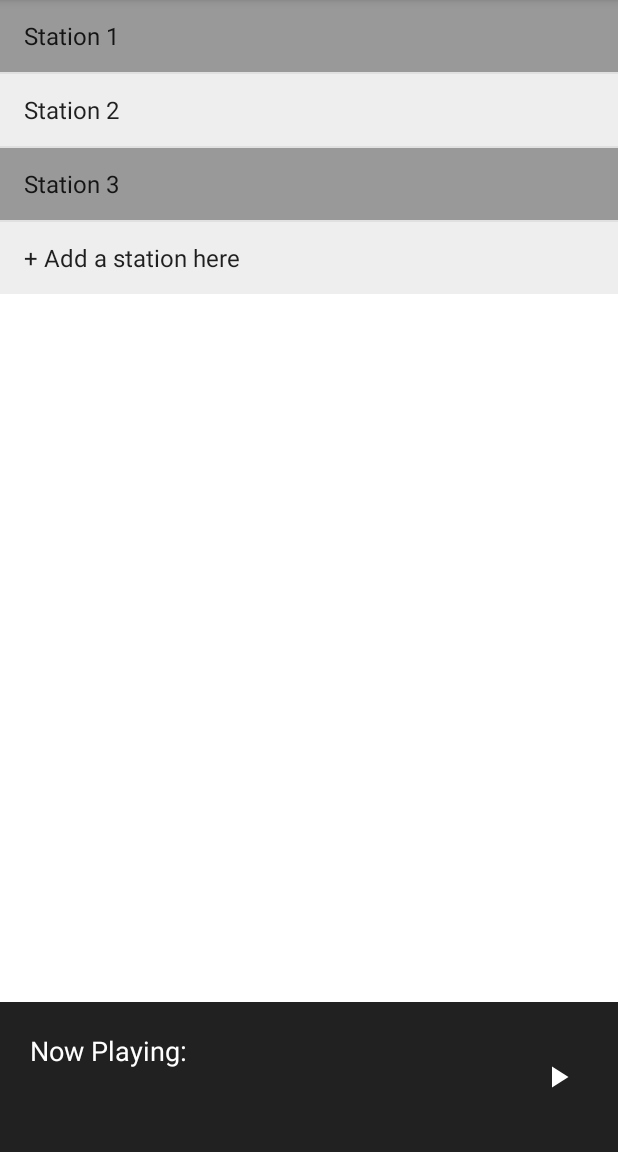
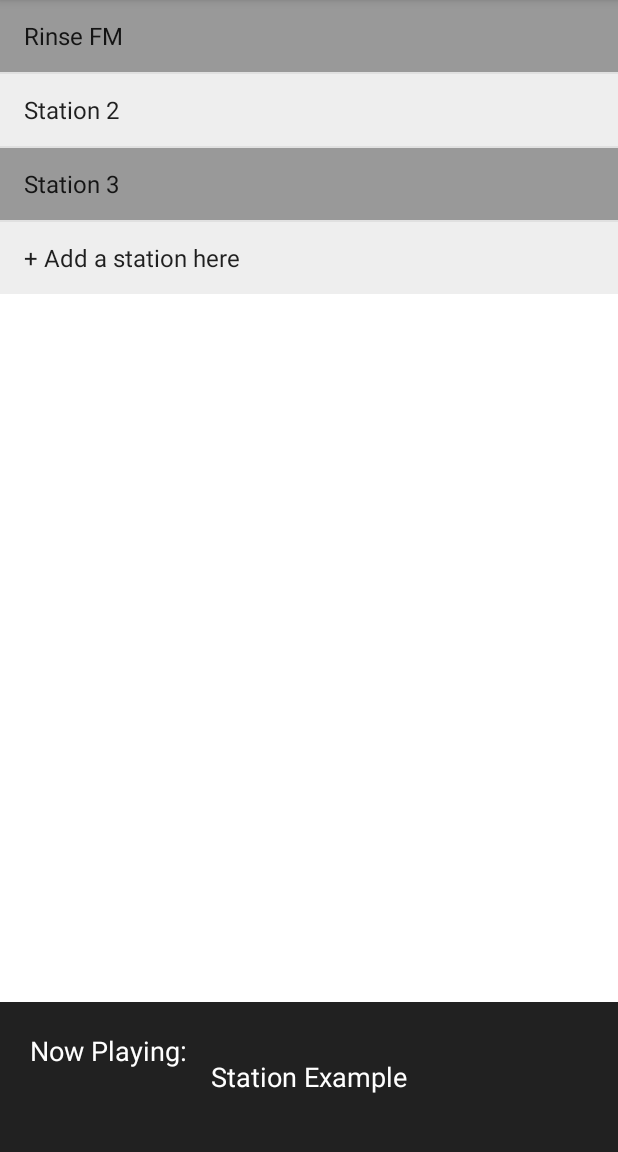
Before and after one commit to hwb15/uRadioApplication, an Android app: the screen it shows after launch (MainActivity), on a phone screen of 412 x 824 dp, the part 84-1236 px from its top. Run offline under Robolectric (Android 15) with nearby library versions, the phone set to English and light mode, and no system bars; our stand-ins replace navigation-ui.

Commit message:
Added the following - 09/03/2020:
☑️ Implemented ExoPlayer with a test stream of 'Rinse FM'.
☑️ Made adjustments to how the play button works, and reacts to a audio stream being played.
☑️ Implemented ExoPlayer into the ListView - awaiting implementation of ability to store own HTTP links (will be implementing after implementing set HTTP streams)

```diff
--- a/app/src/main/res/layout/player_main.xml
+++ b/app/src/main/res/layout/player_main.xml
@@ -36,7 +36,7 @@
             android:visibility="visible">
 
             <TextView
-                android:id="@+id/station_name"
+                android:id="@+id/now_playing_label"
                 android:layout_width="match_parent"
                 android:layout_height="match_parent"
                 android:layout_alignParentStart="true"
@@ -47,6 +47,15 @@
                 android:textColor="@color/colorOnPrimary"
                 android:textSize="18sp" />
 
+            <TextView
+                android:id="@+id/station_name"
+                android:layout_width="match_parent"
+                android:layout_height="match_parent"
+                android:gravity="center"
+                android:text="Station Example"
+                android:textColor="@color/colorOnPrimary"
+                android:textSize="18sp" />
+
             <ImageButton
                 android:id="@+id/playButton"
                 android:layout_width="60dp"
@@ -54,8 +63,8 @@
                 android:layout_alignParentRight="true"
                 android:layout_marginRight="10dp"
                 android:background="@null"
-                android:backgroundTint="@android:color/transparent"
-                android:src="@drawable/play_button_white" />
+                android:backgroundTint="@android:color/transparent" />
+
 
         </RelativeLayout>
 
--- a/app/src/main/res/values/strings.xml
+++ b/app/src/main/res/values/strings.xml
@@ -1,3 +1,5 @@
 <resources>
     <string name="app_name">uRadio</string>
+    <string name="open">Open</string>
+    <string name="close">Close</string>
 </resources>
```
Also changed, not shown: app/build.gradle (+14 -4 lines), app/src/main/AndroidManifest.xml (+6 -2 lines), app/src/main/java/com/example/uradio/MainActivity.java (+111 -8 lines).
